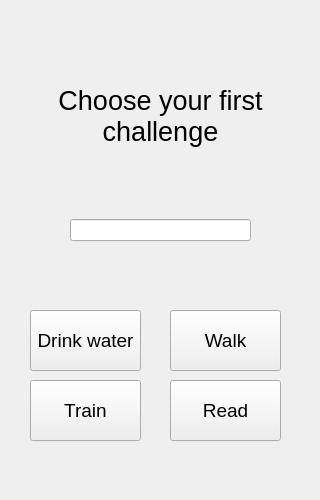
Before: the Qt Designer form createchellenge.ui in Hasirati/Calendar, drawn with Qt 5.
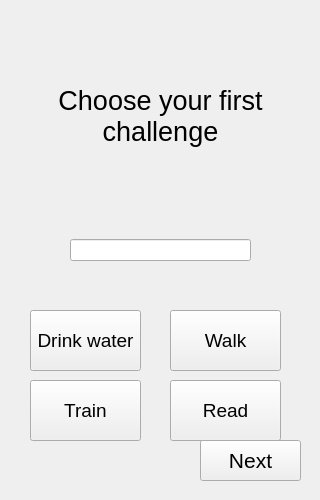
After: the same form once the commit is applied.

```diff
--- a/createchellenge.ui
+++ b/createchellenge.ui
@@ -19,7 +19,7 @@
      <x>70</x>
      <y>200</y>
      <width>181</width>
-     <height>61</height>
+     <height>100</height>
     </rect>
    </property>
    <layout class="QVBoxLayout" name="verticalLayout">
@@ -128,6 +128,24 @@
     </item>
    </layout>
   </widget>
+  <widget class="QPushButton" name="pb_next">
+   <property name="geometry">
+    <rect>
+     <x>200</x>
+     <y>440</y>
+     <width>101</width>
+     <height>41</height>
+    </rect>
+   </property>
+   <property name="font">
+    <font>
+     <pointsize>16</pointsize>
+    </font>
+   </property>
+   <property name="text">
+    <string>Next</string>
+   </property>
+  </widget>
  </widget>
  <resources/>
  <connections/>
```
